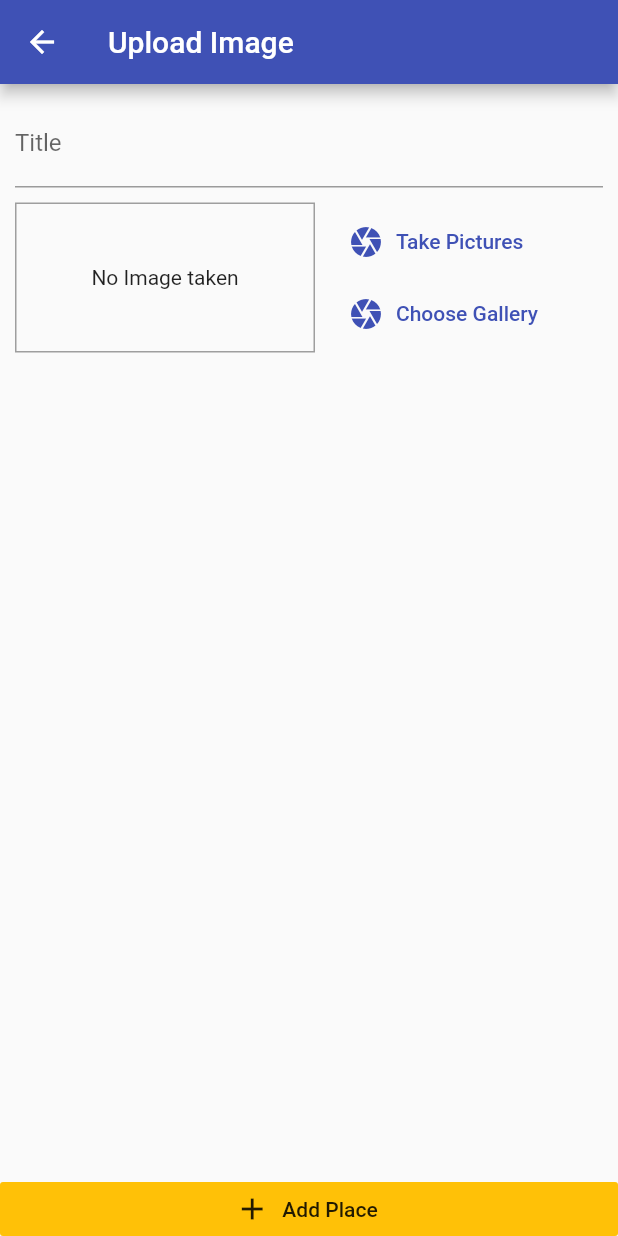
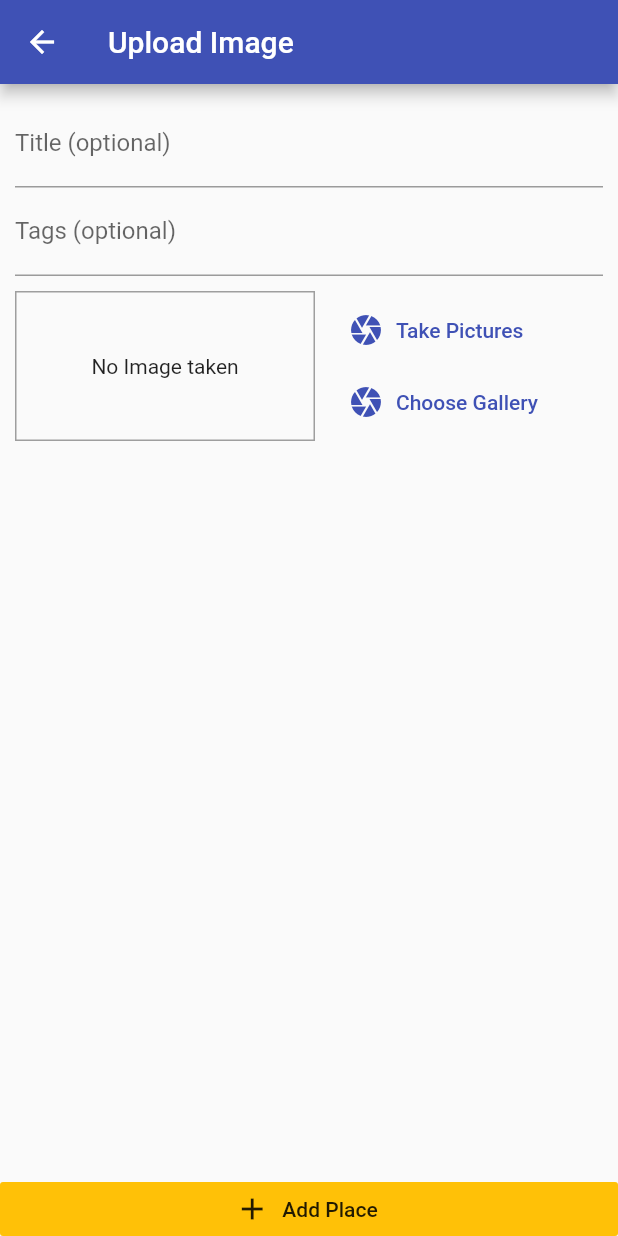
Before and after one commit to NeneWang/Draw-Daily-App, a Flutter app: the AddPlaceScreen screen opened by its route, on a phone screen of 412 x 824 dp. Run offline on Flutter 3.47's test engine with Material 2 defaults, Android fonts, the phone set to English and light mode, and no system bars; our stand-ins replace google_maps_flutter, image_picker, location, sqflite; accounts and stored records are empty.

Commit message:
Setup | Core | model | images tags

```diff
--- a/daily_drawing_app/lib/screens/add_images_screen.dart
+++ b/daily_drawing_app/lib/screens/add_images_screen.dart
@@ -16,7 +16,12 @@ class AddPlaceScreen extends StatefulWidget {
 }
 
 class _AddPlaceScreenState extends State<AddPlaceScreen> {
+  List<String> selectedTags = [];
+  List<Widget> tagsWidgets = [];
+
   final _titleController = TextEditingController();
+  final _tagsController = TextEditingController();
+
   File _pickedImage;
   PlaceLocation _pickedLocation;
 
@@ -27,6 +32,39 @@ class _AddPlaceScreenState extends State<AddPlaceScreen> {
   void _selectPlace(double lat, double lng) {
     _pickedLocation = PlaceLocation(latitude: lat, longitude: lng);
   }
+
+  void _addTag(String tagName) {
+    setState(() {
+      selectedTags.add(tagName);
+      tagsWidgets.add(Chip(
+        label: Text(tagName),
+        deleteIcon: Icon(Icons.cancel),
+        deleteIconColor: Colors.grey,
+        onDeleted: () {},
+      ));
+    });
+    print(selectedTags);
+  }
+
+   Iterable<Widget> get getTagsWidgets sync* {
+    for (final String tagName in selectedTags) {
+      yield Padding(
+        padding: const EdgeInsets.all(4.0),
+        child: Chip(
+
+          label: Text(tagName),
+          onDeleted: () {
+            setState(() {
+              selectedTags.removeWhere((itemName) {
+                return tagName == itemName;
+              });
+            });
+          },
+        ),
+      );
+    }
+  }
+
 
   void _savePlace() {
     //Only the picked Image is necessary
@@ -55,8 +93,28 @@ class _AddPlaceScreenState extends State<AddPlaceScreen> {
                 child: Column(
                   children: <Widget>[
                     TextField(
-                      decoration: InputDecoration(labelText: 'Title'),
+                      decoration:
+                          InputDecoration(labelText: 'Title (optional)'),
                       controller: _titleController,
+                    ),
+                    TextField(
+                      decoration: InputDecoration(labelText: 'Tags (optional)'),
+                      controller: _tagsController,
+                      onSubmitted: _addTag,
+                    ),
+                    Container(
+                      padding: EdgeInsets.symmetric(horizontal: 15),
+                      child: Row(
+                        crossAxisAlignment: CrossAxisAlignment.center,
+                        children: <Widget>[
+                          Expanded(
+                            child: Wrap(
+                              spacing: 10,
+                              children: getTagsWidgets.toList(),
+                            ),
+                          ),
+                        ],
+                      ),
                     ),
                     SizedBox(
                       height: 10,
```
